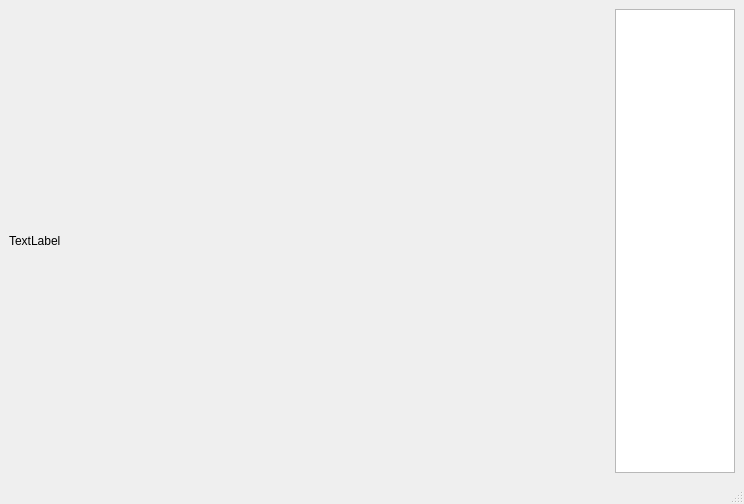
First picture: the form in code/Mainwindows.ui, repository HeJayce/Face_Recognition, before the edit.
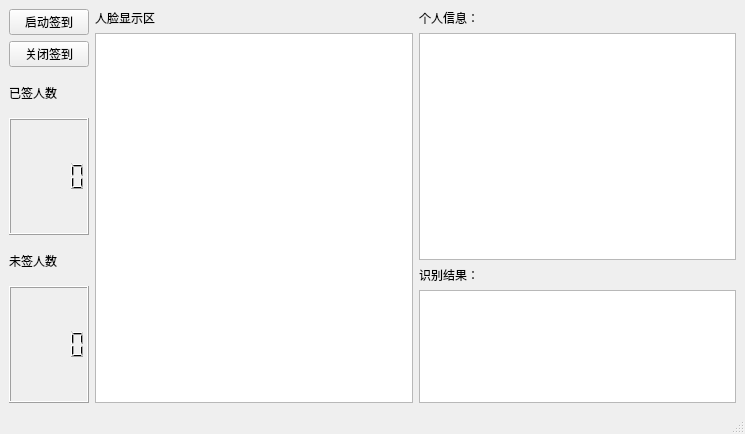
Second picture: the form after the edit.

```diff
--- a/code/Mainwindows.ui
+++ b/code/Mainwindows.ui
@@ -6,26 +6,88 @@
    <rect>
     <x>0</x>
     <y>0</y>
-    <width>744</width>
-    <height>504</height>
+    <width>745</width>
+    <height>434</height>
    </rect>
   </property>
   <property name="windowTitle">
    <string>MainWindow</string>
   </property>
   <widget class="QWidget" name="centralwidget">
-   <layout class="QHBoxLayout" name="horizontalLayout_2">
+   <layout class="QHBoxLayout" name="horizontalLayout">
     <item>
-     <layout class="QHBoxLayout" name="horizontalLayout" stretch="5,1">
+     <layout class="QVBoxLayout" name="verticalLayout" stretch="2,2,1,3,1,3">
+      <item>
+       <widget class="QPushButton" name="pushButton_2">
+        <property name="text">
+         <string>启动签到</string>
+        </property>
+       </widget>
+      </item>
+      <item>
+       <widget class="QPushButton" name="pushButton">
+        <property name="text">
+         <string>关闭签到</string>
+        </property>
+       </widget>
+      </item>
       <item>
        <widget class="QLabel" name="label">
         <property name="text">
-         <string>TextLabel</string>
+         <string>已签人数</string>
         </property>
        </widget>
       </item>
       <item>
-       <widget class="QTextEdit" name="textEdit"/>
+       <widget class="QLCDNumber" name="lcdNumber"/>
+      </item>
+      <item>
+       <widget class="QLabel" name="label_2">
+        <property name="text">
+         <string>未签人数</string>
+        </property>
+       </widget>
+      </item>
+      <item>
+       <widget class="QLCDNumber" name="lcdNumber_2"/>
+      </item>
+     </layout>
+    </item>
+    <item>
+     <layout class="QVBoxLayout" name="verticalLayout_2">
+      <item>
+       <widget class="QLabel" name="label_3">
+        <property name="text">
+         <string>人脸显示区</string>
+        </property>
+       </widget>
+      </item>
+      <item>
+       <widget class="QGraphicsView" name="graphicsView"/>
+      </item>
+     </layout>
+    </item>
+    <item>
+     <layout class="QVBoxLayout" name="verticalLayout_3" stretch="0,2,0,1">
+      <item>
+       <widget class="QLabel" name="label_4">
+        <property name="text">
+         <string>个人信息：</string>
+        </property>
+       </widget>
+      </item>
+      <item>
+       <widget class="QTextBrowser" name="textBrowser"/>
+      </item>
+      <item>
+       <widget class="QLabel" name="label_5">
+        <property name="text">
+         <string>识别结果：</string>
+        </property>
+       </widget>
+      </item>
+      <item>
+       <widget class="QListView" name="listView"/>
       </item>
      </layout>
     </item>
```
Left out of the diff: 2 changed lines with no effect on the pictures.
